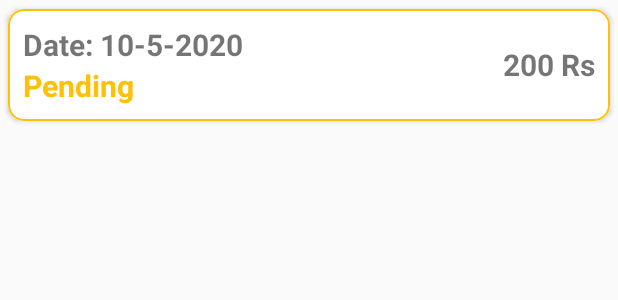
After one commit to Mandar800/E-Farm, an Android app: the layout order_card.xml on its own in the app's theme, with its tools: preview values and no code run, on a phone screen of 412 x 824 dp. The commit adds this screen. Shown: the top 300 px of the screen. Run offline under Robolectric (Android 15) with nearby library versions, the phone set to English and light mode, and no system bars; network calls fail.

Commit message:
my orders activity

```diff
--- a/app/src/main/java/com/example/emandi/Login.java
+++ b/app/src/main/java/com/example/emandi/Login.java
@@ -276,6 +276,7 @@ public class Login extends AppCompatActivity {
                                 editor.putString("email",mail);
                                 editor.putString("no",no);
                                 editor.putString("add",add);
+                                editor.putString("id",jsonobject.getString("id"));
                                 editor.apply();
                                 //Toast.makeText(Login.this,sharedPreferences.getString("un",""),Toast.LENGTH_LONG).show();
                                 Intent i = new Intent(getApplicationContext(), MainActivity.class);
--- a/app/src/main/java/com/example/emandi/MainActivity.java
+++ b/app/src/main/java/com/example/emandi/MainActivity.java
@@ -65,7 +65,7 @@ public class MainActivity extends AppCompatActivity {
         progressDialog.show();
 
 
-        String url = "http://biometric-hook.000webhostapp.com/getData.php".trim();
+        String url = "http://biometric-hook.000webhostapp.com/getData.php";
 
         JsonObjectRequest ObjRequest = new JsonObjectRequest(Request.Method.GET,url,null,
                 new Response.Listener<JSONObject>() {
--- /dev/null
+++ b/app/src/main/res/drawable/order_card_compleate.xml
@@ -0,0 +1,6 @@
+<?xml version="1.0" encoding="utf-8"?>
+<shape xmlns:android="http://schemas.android.com/apk/res/android">
+    <stroke android:color="@color/colorPrimary" android:width="1dp"/>
+    <solid android:color="@color/WHite"/>
+    <corners android:radius="10dp"/>
+</shape>
--- /dev/null
+++ b/app/src/main/res/drawable/order_card_not_compleate.xml
@@ -0,0 +1,6 @@
+<?xml version="1.0" encoding="utf-8"?>
+<shape xmlns:android="http://schemas.android.com/apk/res/android">
+    <stroke android:color="@color/Pedding" android:width="1dp"/>
+    <solid android:color="@color/WHite"/>
+    <corners android:radius="10dp"/>
+</shape>
--- a/app/src/main/res/layout/activity_cart_activity.xml
+++ b/app/src/main/res/layout/activity_cart_activity.xml
@@ -58,6 +58,7 @@
                       android:textColor="@color/WHite"
                       android:text="edit"
                       android:elevation="2dp"
+
                       android:background="@drawable/add_button"
                       />
 
--- a/app/src/main/res/layout/empty_cart.xml
+++ b/app/src/main/res/layout/empty_cart.xml
@@ -7,7 +7,7 @@
     android:layout_height="match_parent">
 
     <TextView
-        android:id="@+id/textView"
+        android:id="@+id/emptytext"
         android:layout_width="wrap_content"
         android:layout_height="wrap_content"
         android:text="Your Cart is Empty"
@@ -24,7 +24,7 @@
         android:id="@+id/imageView"
         android:layout_width="193dp"
         android:layout_height="202dp"
-        app:layout_constraintBottom_toTopOf="@+id/textView"
+        app:layout_constraintBottom_toTopOf="@+id/emptytext"
         app:layout_constraintEnd_toEndOf="parent"
         app:layout_constraintHorizontal_bias="0.498"
         app:layout_constraintStart_toStartOf="parent"
@@ -45,6 +45,6 @@
         app:layout_constraintEnd_toEndOf="parent"
         app:layout_constraintHorizontal_bias="0.542"
         app:layout_constraintStart_toStartOf="parent"
-        app:layout_constraintTop_toBottomOf="@+id/textView"
+        app:layout_constraintTop_toBottomOf="@+id/emptytext"
         app:layout_constraintVertical_bias="0.114" />
 </androidx.constraintlayout.widget.ConstraintLayout>
--- /dev/null
+++ b/app/src/main/res/layout/order_card.xml
@@ -0,0 +1,68 @@
+<?xml version="1.0" encoding="utf-8"?>
+<androidx.cardview.widget.CardView xmlns:android="http://schemas.android.com/apk/res/android"
+    android:layout_width="match_parent"
+    android:layout_height="wrap_content"
+    xmlns:app="http://schemas.android.com/apk/res-auto"
+    android:elevation="10dp"
+    android:padding="5dp"
+    app:cardCornerRadius="10dp"
+    app:cardUseCompatPadding="true">
+
+    <LinearLayout
+        android:id="@+id/ordercardlayout"
+        android:layout_width="fill_parent"
+        android:layout_height="wrap_content"
+        android:orientation="horizontal"
+        android:weightSum="10"
+        android:padding="10dp"
+        android:background="@drawable/order_card_not_compleate"
+        >
+        <LinearLayout
+            android:layout_width="0dp"
+            android:layout_height="wrap_content"
+            android:orientation="vertical"
+            android:layout_weight="7">
+
+            <TextView
+                android:id="@+id/date"
+                android:textSize="20dp"
+                android:layout_width="wrap_content"
+                android:textStyle="bold"
+                android:layout_height="wrap_content"
+                android:text="Date: 10-5-2020"
+                />
+            <TextView
+                android:id="@+id/status"
+                android:textSize="20dp"
+                android:textColor="@color/Pedding"
+                android:layout_width="wrap_content"
+                android:textStyle="bold"
+                android:layout_height="wrap_content"
+                android:text="Pending"
+                />
+
+            <TextView
+                android:id="@+id/ordercontent"
+                android:layout_marginTop="10dp"
+                android:layout_width="wrap_content"
+                android:layout_height="wrap_content"
+                android:text= "10kg onions, 9kg potato's, 5kg tomato's"
+                android:visibility="gone"
+            />
+
+        </LinearLayout>
+
+        <TextView
+            android:id="@+id/total"
+            android:gravity="right"
+            android:layout_width="0dp"
+            android:textStyle="bold"
+
+            android:layout_weight="3"
+            android:textSize="20dp"
+            android:text="200 Rs"
+            android:layout_height="wrap_content"
+            android:layout_gravity="center"
+            />
+    </LinearLayout>
+</androidx.cardview.widget.CardView>
--- a/app/src/main/res/layout/order_placed.xml
+++ b/app/src/main/res/layout/order_placed.xml
@@ -46,5 +46,7 @@
         app:layout_constraintHorizontal_bias="0.498"
         app:layout_constraintStart_toStartOf="parent"
         app:layout_constraintTop_toBottomOf="@+id/textView2"
-        app:layout_constraintVertical_bias="0.148" />
+        app:layout_constraintVertical_bias="0.148"
+        android:onClick="myordersIntent"
+        />
 </androidx.constraintlayout.widget.ConstraintLayout>
--- a/app/src/main/res/values/colors.xml
+++ b/app/src/main/res/values/colors.xml
@@ -7,5 +7,6 @@
     <color name="greybg">#E3E3E3E3</color>
     <color name="font">#272727</color>
     <color name="fontlight">#616161</color>
-    <color name="redalert">#FF2626</color>
+    <color name="redalert">#F44336</color>
+    <color name="Pedding">#FFC107</color>
 </resources>
```
Also changed, not shown: app/src/main/AndroidManifest.xml (+7 -10 lines), app/src/main/java/com/example/emandi/MyHolder.java (+0 -36 lines), app/src/main/java/com/example/emandi/Profile_activity.java (+8 -0 lines), app/src/main/java/com/example/emandi/cart_activity.java (+7 -0 lines), app/src/main/java/com/example/emandi/my_orders.java (added, +127 -0 lines), app/src/main/java/com/example/emandi/order.java (added, +41 -0 lines), app/src/main/java/com/example/emandi/orderAdapter.java (added, +53 -0 lines), app/src/main/java/com/example/emandi/orderHolder.java (added, +33 -0 lines), app/src/main/res/layout/activity_my_orders.xml (added, +16 -0 lines).
